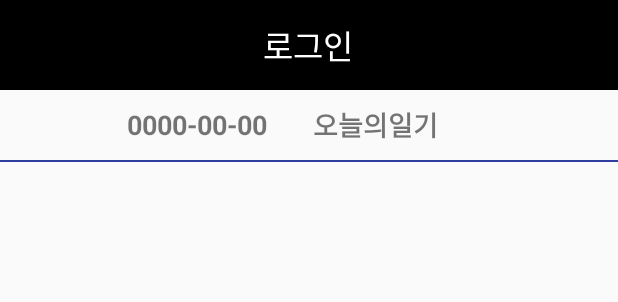
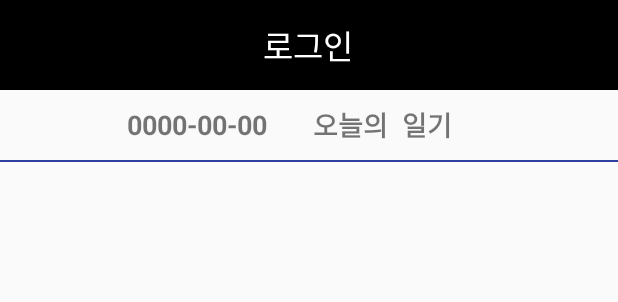
Before and after one commit to AHNJIHO/MyDiaryApplication2-master, an Android app: the layout activity_read.xml on its own in the app's theme, with its tools: preview values and no code run, on a phone screen of 412 x 824 dp. Shown: the top 302 px of the screen. Run offline under Robolectric (Android 15) with nearby library versions, the phone set to English and light mode, and no system bars; Roboto replaces fonts that are not available here.

Commit message:
seungwoo test commuit515 ffffdd

```diff
--- a/app/src/main/res/layout/activity_read.xml
+++ b/app/src/main/res/layout/activity_read.xml
@@ -36,7 +36,7 @@
             android:layout_height="wrap_content"
             android:layout_marginLeft="5dp"
             android:layout_weight="3"
-            android:text="오늘의일기"
+            android:text="오늘의  일기"
             android:textSize="18dp"
             android:textStyle="bold" />
 
```
